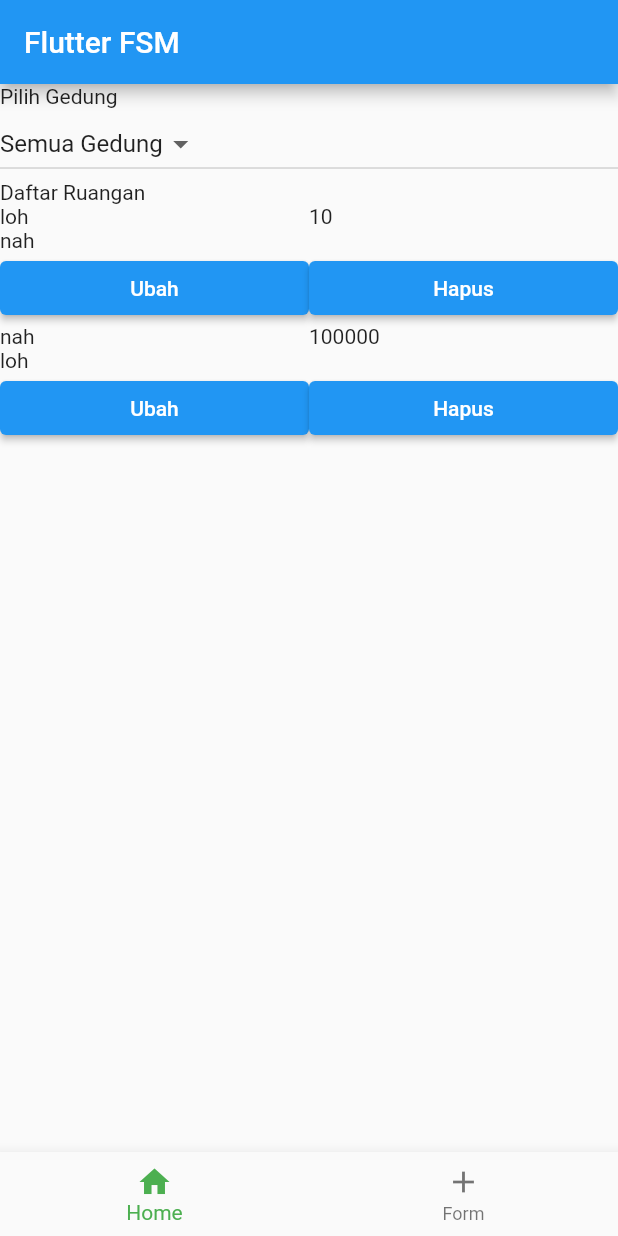
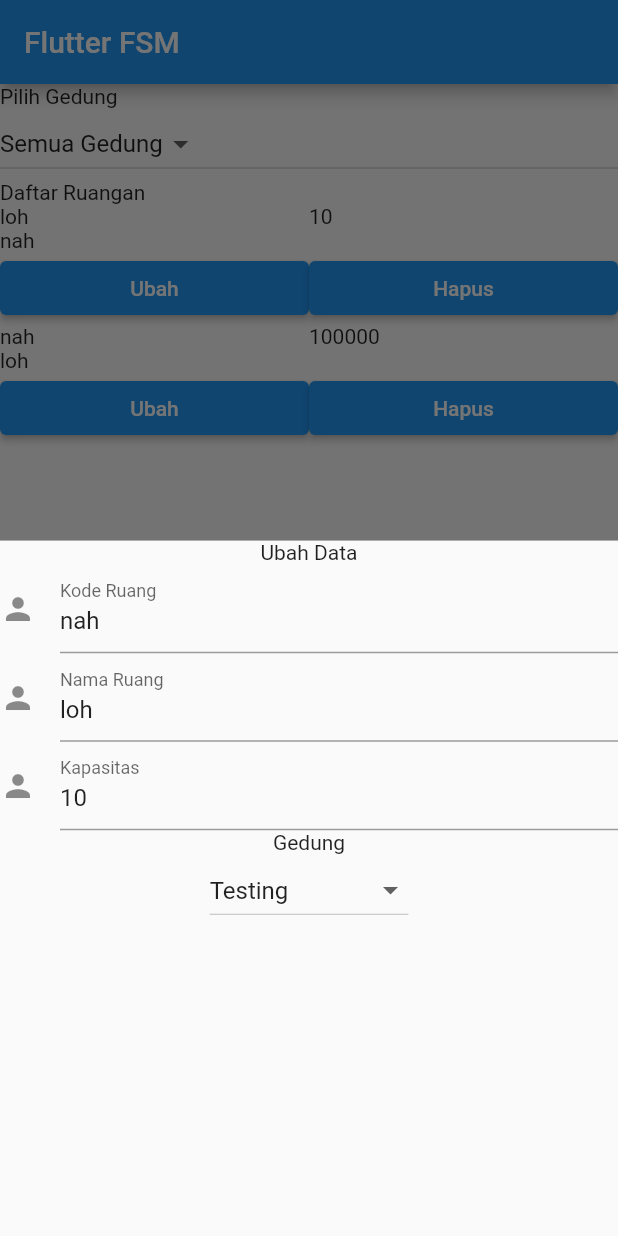
Before and after one commit to PBP22-C/FLUTTER_FSM, a Flutter app: the screen it shows after launch, after a tap on "Ubah", on a phone screen of 412 x 824 dp. Run offline on Flutter 3.47's test engine with Material 2 defaults, Android fonts, the phone set to English and light mode, and no system bars; our stand-ins replace hive, hive_flutter; accounts and stored records are empty.

Commit message:
Added layout for home page

```diff
--- a/lib/pages/add_gedung_form.dart
+++ b/lib/pages/add_gedung_form.dart
@@ -15,8 +15,10 @@ class AddGedungFormState extends State<AddGedungForm> {
   // Create a global key that uniquely identifies the Form widget
   // and allows validation of the form.
   final _formKey = GlobalKey<FormState>();
-  final kodeGedungTextController = TextEditingController();
-  final namaGedungTextController = TextEditingController();
+
+  // Mending diganti state
+  // final kodeGedungTextController = TextEditingController();
+  // final namaGedungTextController = TextEditingController();
 
   @override
   Widget build(BuildContext context) {
@@ -28,7 +30,7 @@ class AddGedungFormState extends State<AddGedungForm> {
           crossAxisAlignment: CrossAxisAlignment.start,
           children: <Widget>[
             TextFormField(
-              controller: kodeGedungTextController,
+              // controller: kodeGedungTextController,
               decoration: const InputDecoration(
                 icon: Icon(Icons.person),
                 hintText: 'Enter kode gedung',
@@ -36,7 +38,7 @@ class AddGedungFormState extends State<AddGedungForm> {
               ),
             ),
             TextFormField(
-              controller: namaGedungTextController,
+              // controller: namaGedungTextController,
               decoration: const InputDecoration(
                 icon: Icon(Icons.phone),
                 hintText: 'Enter nama gedung',
@@ -46,8 +48,7 @@ class AddGedungFormState extends State<AddGedungForm> {
             Container(
                 padding: const EdgeInsets.only(left: 150.0, top: 40.0),
                 child: ElevatedButton(
-                  onPressed: (() => print(kodeGedungTextController.text +
-                      namaGedungTextController.text)),
+                  onPressed: (() => print("HAHAHAHAHA")),
                   child: const Text('Submit'),
                 )),
           ],
--- a/lib/pages/home_page.dart
+++ b/lib/pages/home_page.dart
@@ -1,4 +1,5 @@
 import 'package:flutter/material.dart';
+import 'package:flutter/services.dart';
 
 import '../models/gedung.dart';
 
@@ -7,11 +8,13 @@ class Ruangan {
   String kodeRuang;
   String namaRuang;
   int kapasitas;
+  Gedung gedung;
 
   Ruangan(
       {required this.kodeRuang,
       required this.namaRuang,
-      required this.kapasitas});
+      required this.kapasitas,
+      required this.gedung});
 }
 
 class HomePage extends StatefulWidget {
@@ -36,9 +39,19 @@ class _HomePageState extends State<HomePage> {
     ];
 
     _listRuang = [
-      Ruangan(kodeRuang: "nah", namaRuang: "loh", kapasitas: 10),
-      Ruangan(kodeRuang: "loh", namaRuang: "nah", kapasitas: 100000),
+      Ruangan(
+          kodeRuang: "nah",
+          namaRuang: "loh",
+          kapasitas: 10,
+          gedung: _listGedung[1]),
+      Ruangan(
+          kodeRuang: "loh",
+          namaRuang: "nah",
+          kapasitas: 100000,
+          gedung: _listGedung[1]),
     ];
+
+    print(_listRuang[0].gedung);
     _selectedGedung = _listGedung[0];
   }
 
@@ -81,7 +94,10 @@ class _HomePageState extends State<HomePage> {
       TableRow(children: [
         ElevatedButton(
             onPressed: (() {
-              print("Update!");
+              showModalBottomSheet(
+                  context: context,
+                  builder: ((context) => FormUpdateRuang(
+                      listGedung: _listGedung, updatedRuangan: _listRuang[i])));
             }),
             child: Text("Ubah")),
         ElevatedButton(
@@ -93,3 +109,90 @@ class _HomePageState extends State<HomePage> {
     ]);
   }
 }
+
+class FormUpdateRuang extends StatefulWidget {
+  final List<Gedung> listGedung;
+  final Ruangan updatedRuangan;
+
+  const FormUpdateRuang(
+      {super.key, required this.listGedung, required this.updatedRuangan});
+
+  @override
+  State<FormUpdateRuang> createState() => _FormUpdateRuangState();
+}
+
+class _FormUpdateRuangState extends State<FormUpdateRuang> {
+  final _formKey = GlobalKey<FormState>();
+  String _kodeRuang = "";
+  String _namaRuang = "";
+  int _kapasitas = 0;
+  late Gedung _gedung;
+
+  @override
+  void initState() {
+    super.initState();
+    print(widget.updatedRuangan.gedung);
+    _kodeRuang = widget.updatedRuangan.kodeRuang;
+    _namaRuang = widget.updatedRuangan.namaRuang;
+    _kapasitas = widget.updatedRuangan.kapasitas;
+    _gedung = widget.updatedRuangan.gedung;
+  }
+
+  @override
+  Widget build(BuildContext context) {
+    return BottomSheet(
+      builder: (context) => Form(
+          key: _formKey,
+          child: Column(
+            children: [
+              Text("Ubah Data"),
+              TextFormField(
+                initialValue: _kodeRuang,
+                decoration: const InputDecoration(
+                  icon: Icon(Icons.person),
+                  hintText: 'Enter kode ruang',
+                  labelText: 'Kode Ruang',
+                ),
+                onChanged: (value) {
+                  setState(() {
+                    _kodeRuang = value;
+                  });
+                },
+              ),
+              TextFormField(
+                initialValue: _namaRuang,
+                decoration: const InputDecoration(
+                  icon: Icon(Icons.person),
+                  hintText: 'Enter nama ruang',
+                  labelText: 'Nama Ruang',
+                ),
+              ),
+              TextFormField(
+                initialValue: _kapasitas.toString(),
+                decoration: const InputDecoration(
+                  icon: Icon(Icons.person),
+                  hintText: 'Enter kapasitas',
+                  labelText: 'Kapasitas',
+                ),
+              ),
+              Text("Gedung"),
+              DropdownButton<Gedung>(
+                  items: widget.listGedung.map((Gedung e) {
+                    return DropdownMenuItem<Gedung>(
+                        value: e, child: Text(e.namaGedung));
+                  }).toList(),
+                  onChanged: ((value) {
+                    setState(() {
+                      _gedung = value!;
+                    });
+                  }),
+                  value: _gedung),
+            ],
+          )),
+      onClosing: () {
+        print("Closed"); // TODO: REQUIRED
+      },
+      // animationController: null, // TODO: Perlu diganti biar ngga null
+    );
+  }
+}
```
